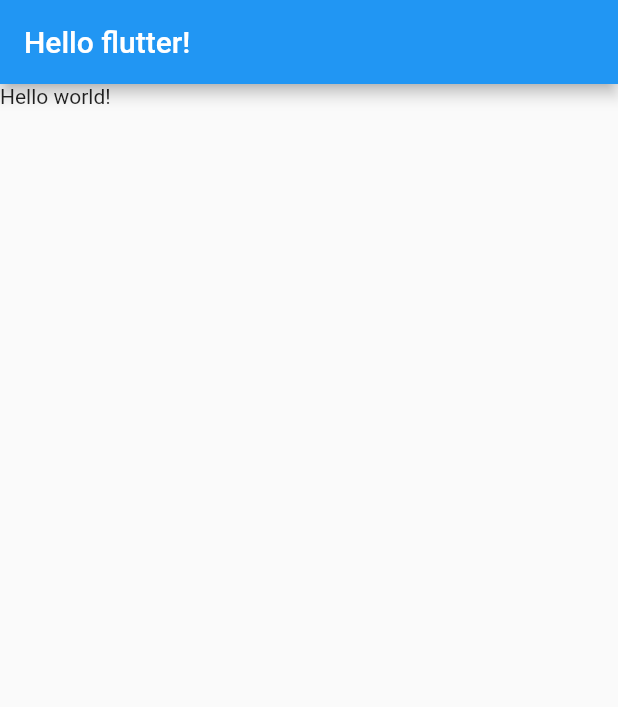
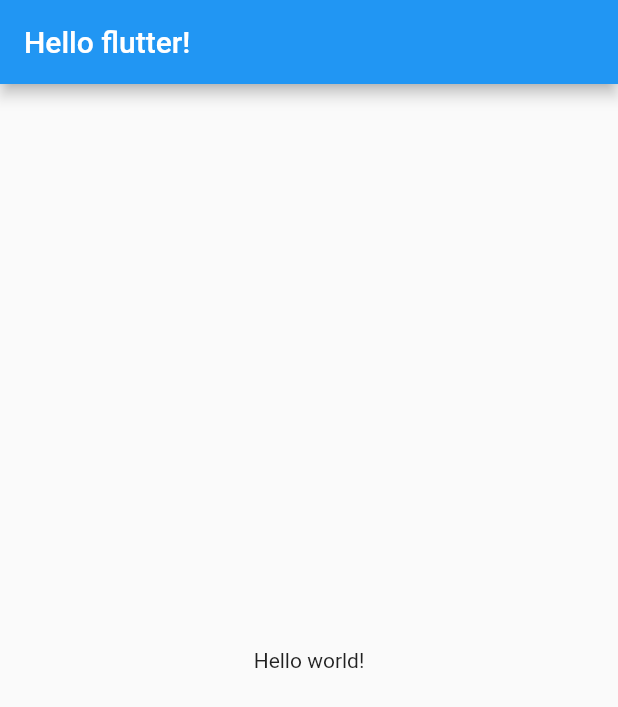
Before and after one commit to ParkJong-Hun/Toonflix, a Flutter app: the screen it shows after launch, on a phone screen of 412 x 824 dp. Shown: the top 707 px of the screen. Run offline on Flutter 3.47's test engine with Material 2 defaults, Android fonts, the light colour scheme and no system bars.

Commit message:
feat: collocate text at center

```diff
--- a/lib/main.dart
+++ b/lib/main.dart
@@ -12,7 +12,9 @@
         appBar: AppBar(
           title: Text('Hello flutter!'),
         ),
-        body: Text('Hello world!'),
+        body: Center(
+          child: Text('Hello world!'),
+        ),
       ),
     );
   }
```
